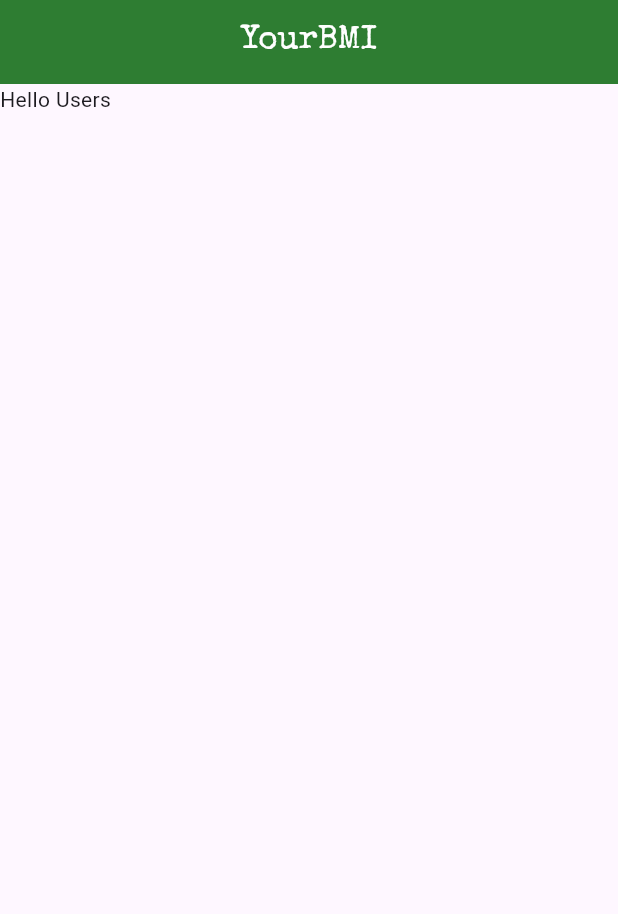
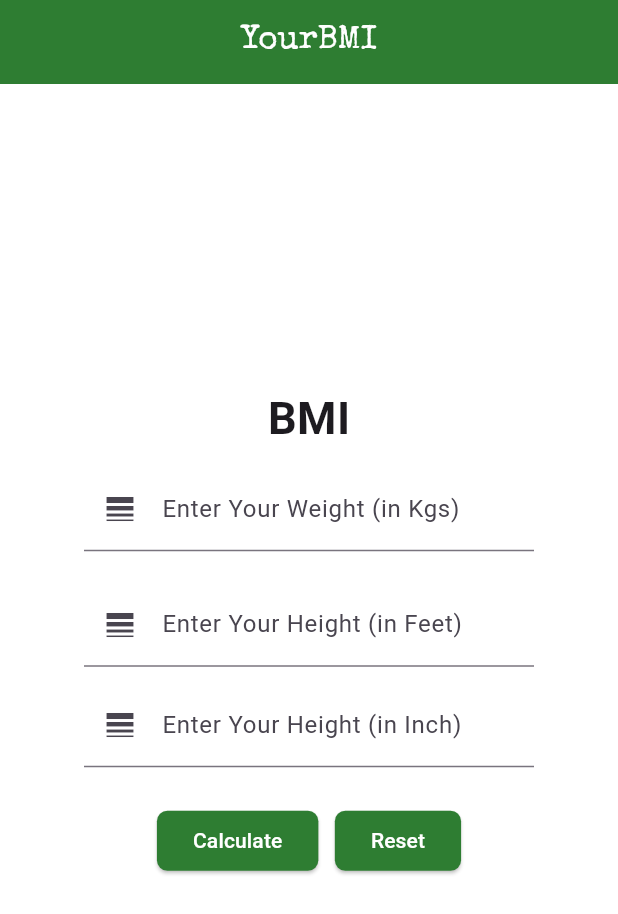
Before and after one commit to thisisdishang/BMI-Calculator, a Flutter app: the screen it shows after launch, on a phone screen of 412 x 824 dp. Shown: the top 914 px of the screen. Run offline on Flutter 3.47's test engine with Material 3 defaults, Android fonts, the phone set to English and light mode, and no system bars; our stand-ins replace font_awesome_flutter.

Commit message:
Complete the BMI App

```diff
--- a/lib/main.dart
+++ b/lib/main.dart
@@ -1,4 +1,5 @@
 import 'package:flutter/material.dart';
+import 'package:your_bmi/SplashScreen.dart';
 
 void main() {
   runApp(const MyApp());
@@ -11,7 +12,7 @@ class MyApp extends StatelessWidget {
   Widget build(BuildContext context) {
     return MaterialApp(
       debugShowCheckedModeBanner: false,
-      home: MyHomePage(),
+      home: Splashscreen(),
     );
   }
 }
@@ -24,6 +25,12 @@ class MyHomePage extends StatefulWidget {
 }
 
 class _MyHomePageState extends State<MyHomePage> {
+  var wtController = TextEditingController();
+  var ftController = TextEditingController();
+  var inController = TextEditingController();
+  var result = "";
+  var bgColor = Colors.white;
+
   @override
   Widget build(BuildContext context) {
     return Scaffold(
@@ -36,7 +43,146 @@ class _MyHomePageState extends State<MyHomePage> {
           ),
         ),
       ),
-      body: Text('Hello Users'),
+      body: Container(
+        color: bgColor,
+        child: Center(
+          child: Container(
+            width: 300,
+            child: Column(
+              mainAxisAlignment: MainAxisAlignment.center,
+              children: [
+                Text(
+                  'BMI',
+                  style: TextStyle(fontSize: 30, fontWeight: FontWeight.w700),
+                ),
+                SizedBox(
+                  height: 11,
+                ),
+                TextField(
+                  controller: wtController,
+                  decoration: InputDecoration(
+                    label: Text('Enter Your Weight (in Kgs)'),
+                    prefixIcon: Icon(Icons.line_weight),
+                  ),
+                  keyboardType: TextInputType.number,
+                ),
+                SizedBox(
+                  height: 21,
+                ),
+                TextField(
+                  controller: ftController,
+                  decoration: InputDecoration(
+                    label: Text('Enter Your Height (in Feet)'),
+                    prefixIcon: Icon(Icons.line_weight),
+                  ),
+                  keyboardType: TextInputType.number,
+                ),
+                SizedBox(
+                  height: 11,
+                ),
+                TextField(
+                  controller: inController,
+                  decoration: InputDecoration(
+                    label: Text('Enter Your Height (in Inch)'),
+                    prefixIcon: Icon(Icons.line_weight),
+                  ),
+                  keyboardType: TextInputType.number,
+                ),
+                SizedBox(
+                  height: 25,
+                ),
+                Row(
+                  mainAxisAlignment: MainAxisAlignment.center,
+                  children: [
+                    ElevatedButton(
+                      style: ElevatedButton.styleFrom(
+                        backgroundColor: Colors.green.shade800,
+                        shape: RoundedRectangleBorder(
+                          borderRadius: BorderRadius.circular(7),
+                        ),
+                      ),
+                      onPressed: () {
+                        var wt = wtController.text.toString();
+                        var ft = ftController.text.toString();
+                        var inch = inController.text.toString();
+
+                        if (wt != "" && ft != "" && inch != "") {
+                          //BMI Calculation
+                          var iWt = int.parse(wt);
+                          var iFt = int.parse(ft);
+                          var iInch = int.parse(inch);
+
+                          var tInch = (iFt * 12) + iInch;
+
+                          var tCm = tInch * 2.54;
+
+                          var tM = tCm / 100;
+
+                          var bmi = iWt / (tM * tM);
+                          var msg = "";
+                          if (bmi > 25) {
+                            msg = "You're Overweight!";
+                            bgColor = Colors.orange.shade200;
+                          } else if (bmi < 18) {
+                            msg = "You're Underweight!";
+                            bgColor = Colors.red.shade200;
+                          } else {
+                            msg = "You're Healthy!";
+                            bgColor = Colors.green.shade200;
+                          }
+
+                          setState(() {
+                            result =
+                                "$msg\nYour BMI is ${bmi.toStringAsFixed(4)}";
+                          });
+                        } else {
+                          setState(() {
+                            result = "Please fill all the required blanks!!!";
+                          });
+                        }
+                      },
+                      child: Text(
+                        'Calculate',
+                        style: TextStyle(color: Colors.white),
+                      ),
+                    ),
+                    SizedBox(
+                      width: 11,
+                    ),
+                    ElevatedButton(
+                      style: ElevatedButton.styleFrom(
+                        backgroundColor: Colors.green.shade800,
+                        shape: RoundedRectangleBorder(
+                          borderRadius: BorderRadius.circular(7),
+                        ),
+                      ),
+                      onPressed: () {
+                        wtController.clear();
+                        ftController.clear();
+                        inController.clear();
+                        result = "";
+                        bgColor = Colors.white;
+                        setState(() {});
+                      },
+                      child: Text(
+                        'Reset',
+                        style: TextStyle(color: Colors.white),
+                      ),
+                    )
+                  ],
+                ),
+                SizedBox(
+                  height: 11,
+                ),
+                Text(
+                  result,
+                  style: TextStyle(fontSize: 19),
+                ),
+              ],
+            ),
+          ),
+        ),
+      ),
     );
   }
 }
--- a/pubspec.yaml
+++ b/pubspec.yaml
@@ -35,6 +35,7 @@ dependencies:
   # The following adds the Cupertino Icons font to your application.
   # Use with the CupertinoIcons class for iOS style icons.
   cupertino_icons: ^1.0.6
+  font_awesome_flutter: ^10.7.0
 
 dev_dependencies:
   flutter_test:
```
Also changed, not shown: lib/SplashScreen.dart (added, +73 -0 lines), pubspec.lock.
